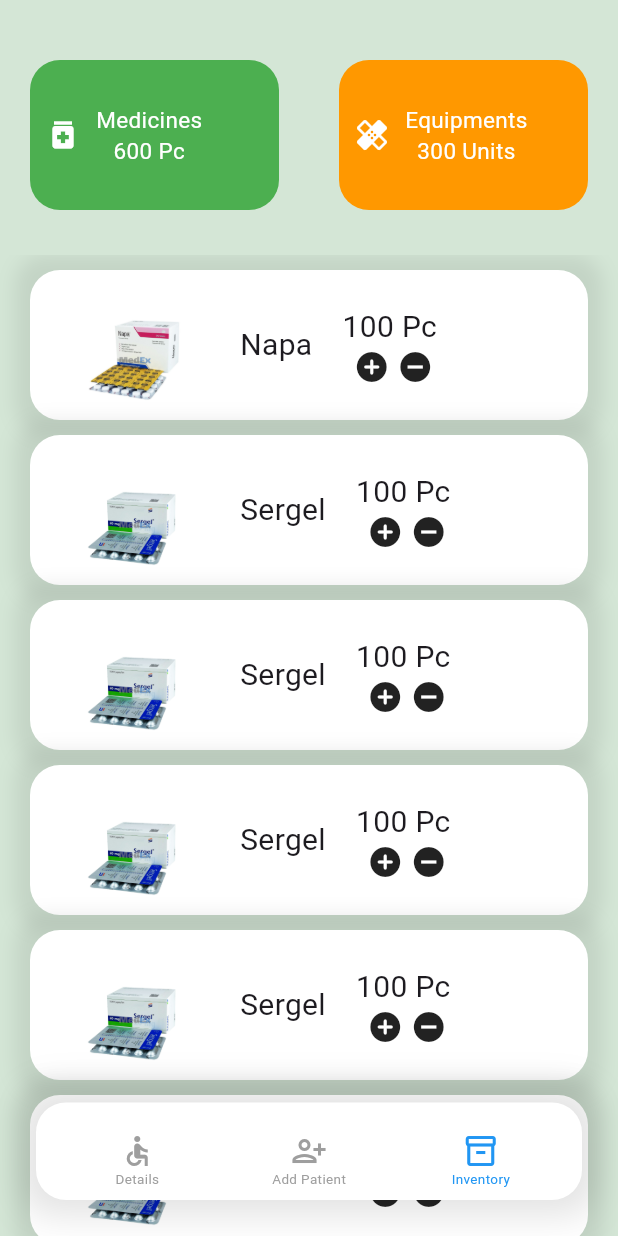
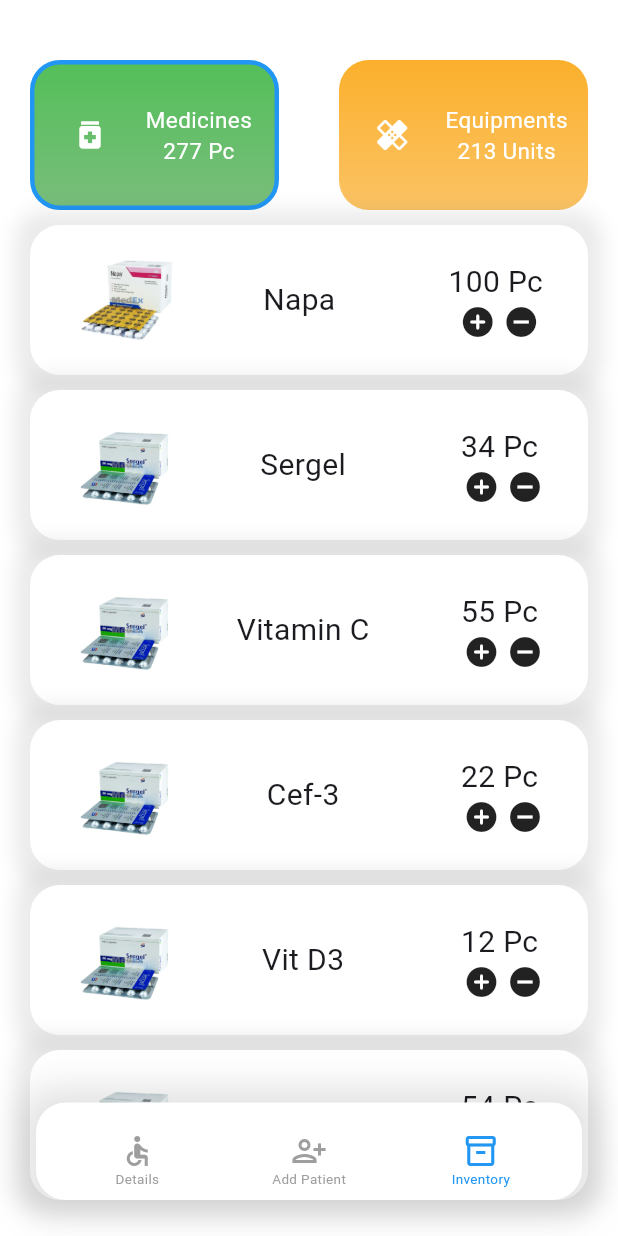
Before and after one commit to RaiyanKhan1/HospiTech, a Flutter app: the screen it shows after launch, on a phone screen of 412 x 824 dp. Run offline on Flutter 3.47's test engine with Material 3 defaults, Android fonts, the light colour scheme and no system bars.

Commit message:
Inventory Page and Navigation update

```diff
--- a/lib/InventoryPage/Equipment.dart
+++ b/lib/InventoryPage/Equipment.dart
@@ -17,18 +17,18 @@
 
 List<Equipment> Equipmentlist = [
   Equipment(
-    equipmentName: "Bandaid",
+    equipmentName: "Band-Aid",
     equipmentAvailable: 100,
     equipmentImage: "assets/EquipmentImage/bandaid.jpg",
   ),
   Equipment(
     equipmentName: "scissors",
-    equipmentAvailable: 100,
-    equipmentImage: "assets/EquipmentImage/bandaid.jpg",
+    equipmentAvailable: 78,
+    equipmentImage: "assets/EquipmentImage/scissors.jpg",
   ),
   Equipment(
     equipmentName: "ECG",
-    equipmentAvailable: 100,
-    equipmentImage: "assets/EquipmentImage/bandaid.jpg",
+    equipmentAvailable: 35,
+    equipmentImage: "assets/EquipmentImage/ecg.jpg",
   ),
 ];
--- a/lib/InventoryPage/Inventory_Page.dart
+++ b/lib/InventoryPage/Inventory_Page.dart
@@ -14,8 +14,28 @@
   int currentInventoryPage = 0;
   @override
   Widget build(BuildContext context) {
-    return Scaffold(
-      backgroundColor: currentInventoryPage == 0 ? Colors.green.withAlpha(60) :  Colors.orange.withAlpha(60),
+    return Container(
+      decoration: BoxDecoration(
+
+        gradient: currentInventoryPage == 0 ?LinearGradient(
+          begin: Alignment.topLeft,
+          end: Alignment.bottomRight,
+          colors: [
+            Color(0xFFFFFFFF),
+            Color(0xFFFFFFFF),
+          ],
+        ) : LinearGradient(
+          begin: Alignment.topRight,
+          end: Alignment.bottomLeft,
+          colors: [
+            Color(0xFFFFFFFF),
+            Color(0xFFFFFFFF),
+          ],
+        ) ,
+      ),
+      child: Scaffold(
+        backgroundColor: Colors.transparent,
+
 
       body: Column(
           children: [
@@ -46,13 +66,14 @@
                 ),
               ],
             ),
-          Container(height: 30, color: Colors.transparent),
+
 
             Expanded(child: currentInventoryPage == 0
                 ? _MedicineList()
                 : _EquipmentList(),)
 
           ],
+        ),
       ),
     );
   }
@@ -79,14 +100,15 @@
               ],
             ),
             child: Row(
+              mainAxisAlignment: MainAxisAlignment.spaceBetween,
               children: [
                 Container(
                   alignment: Alignment.centerLeft,
                   margin: EdgeInsets.only(
-                    top: 20,
+                    top: 0,
                     bottom: 0,
-                    left: 35,
-                    right: 35,
+                    left: 30,
+                    right: 0,
                   ),
                   child: Image.asset(
                     medicine.medicineImage,
@@ -105,7 +127,9 @@
                   ),
                 ),
 
-                Column(
+                Container(
+                  margin: EdgeInsets.only(right: 30),
+                  child: Column(
                     mainAxisAlignment: MainAxisAlignment.center,
                     children: [
                       Container(
@@ -164,6 +188,7 @@
                       ),
                     ],
                   ),
+                ),
               ],
             ),
           );
@@ -183,10 +208,20 @@
 
       margin: EdgeInsets.only(left: 20, right: 20, bottom: 0),
       decoration: BoxDecoration(
-        color: Colors.green,
+        gradient: LinearGradient(
+          begin: Alignment.topCenter,
+          end: Alignment.bottomCenter,
+          colors: [
+
+            Color(0xFF53BF58),
+            Color(0xFF79BD7C),
+          ],
+        ),
         borderRadius: BorderRadius.circular(20),
+        border: currentInventoryPage == 0 ? Border.all(width: 3, color: Colors.blue) : null,
       ),
       child: Row(
+        mainAxisAlignment: MainAxisAlignment.spaceEvenly,
         children: [
           Container(
             alignment: Alignment.centerLeft,
@@ -250,14 +285,14 @@
               ],
             ),
             child: Row(
-              mainAxisAlignment: MainAxisAlignment.spaceEvenly,
+              mainAxisAlignment: MainAxisAlignment.spaceBetween,
               children: [
                 Container(
                   alignment: Alignment.centerLeft,
                   margin: EdgeInsets.only(
                     top: 0,
                     bottom: 0,
-                    left: 0,
+                    left: 30,
                     right: 0,
                   ),
                   child: Image.asset(
@@ -277,9 +312,12 @@
                   ),
                 ),
 
-                Column(
+                Container(
+                  margin: EdgeInsets.only(right: 30),
+                  child: Column(
                     mainAxisAlignment: MainAxisAlignment.center,
                     crossAxisAlignment: CrossAxisAlignment.center,
+
                     children: [
                       Container(
                         alignment: Alignment.centerRight,
@@ -337,6 +375,7 @@
                       ),
                     ],
                   ),
+                ),
               ],
             ),
           );
@@ -357,10 +396,20 @@
 
       margin: EdgeInsets.only(left: 20, right: 20, bottom: 0),
       decoration: BoxDecoration(
-        color: Colors.orange,
+        gradient: LinearGradient(
+          begin: Alignment.topCenter,
+          end: Alignment.bottomCenter,
+          colors: [
+
+            Color(0xFFFBB02C),
+            Color(0xFFFBC365),
+          ],
+        ),
         borderRadius: BorderRadius.circular(20),
+        border: currentInventoryPage == 1 ? Border.all(width: 3, color: Colors.blue) : null,
       ),
       child: Row(
+        mainAxisAlignment: MainAxisAlignment.spaceEvenly,
         children: [
           Container(
             alignment: Alignment.centerLeft,
--- a/lib/InventoryPage/Medicine.dart
+++ b/lib/InventoryPage/Medicine.dart
@@ -23,27 +23,27 @@
   ),
   Medicine(
     medicineName: "Sergel",
-    medicineAvailable: 100,
+    medicineAvailable: 34,
     medicineImage: "assets/MedicineImages/sergel.jpg",
   ),
   Medicine(
-    medicineName: "Sergel",
-    medicineAvailable: 100,
+    medicineName: "Vitamin C",
+    medicineAvailable: 55,
     medicineImage: "assets/MedicineImages/sergel.jpg",
   ),
   Medicine(
-    medicineName: "Sergel",
-    medicineAvailable: 100,
+    medicineName: "Cef-3",
+    medicineAvailable: 22,
     medicineImage: "assets/MedicineImages/sergel.jpg",
   ),
   Medicine(
-    medicineName: "Sergel",
-    medicineAvailable: 100,
+    medicineName: "Vit D3",
+    medicineAvailable: 12,
     medicineImage: "assets/MedicineImages/sergel.jpg",
   ),
   Medicine(
-    medicineName: "Sergel",
-    medicineAvailable: 100,
+    medicineName: "Renova",
+    medicineAvailable: 54,
     medicineImage: "assets/MedicineImages/sergel.jpg",
   ),
 ];
```
Also changed, not shown: assets/EquipmentImage/ecg.jpg (added), assets/EquipmentImage/scissors.jpg (added). Lines whose indentation alone changed are shown as unchanged.
